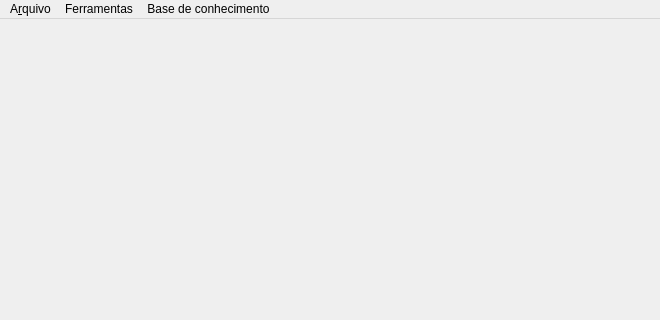
Before: the Qt Designer form cte/Ui/Forms/mainwindow.ui in rodrigobmg/metaeditor, drawn with Qt 5; both pictures show x 0 to 660 and y 0 to 320 of the 660 by 569 pixel window.
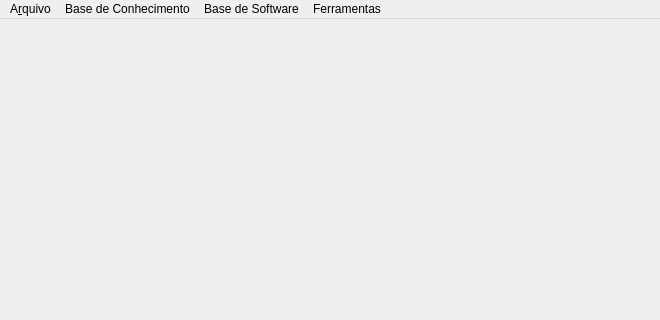
After: the same form once the commit is applied.

Commit message: Base de Software

```diff
--- a/cte/Ui/Forms/mainwindow.ui
+++ b/cte/Ui/Forms/mainwindow.ui
@@ -41,15 +41,23 @@
    </widget>
    <widget class="QMenu" name="menuKnowledgeBase">
     <property name="title">
-     <string>Base de conhecimento</string>
+     <string>Base de Conhecimento</string>
     </property>
     <addaction name="act_installScripts"/>
     <addaction name="act_loadScript"/>
     <addaction name="act_loadAllScripts"/>
    </widget>
+   <widget class="QMenu" name="menuBase_de_Software">
+    <property name="title">
+     <string>Base de Software</string>
+    </property>
+    <addaction name="act_createBSW"/>
+    <addaction name="act_loadBSW"/>
+   </widget>
    <addaction name="menuFile"/>
-   <addaction name="menuTools"/>
    <addaction name="menuKnowledgeBase"/>
+   <addaction name="menuBase_de_Software"/>
+   <addaction name="menuTools"/>
   </widget>
   <widget class="QStatusBar" name="m_statusBar"/>
   <action name="actionCriar_novo_m_dulo">
```
Left out of the diff: 6 changed lines with no effect on the pictures. The commit also changes 16 other files.
